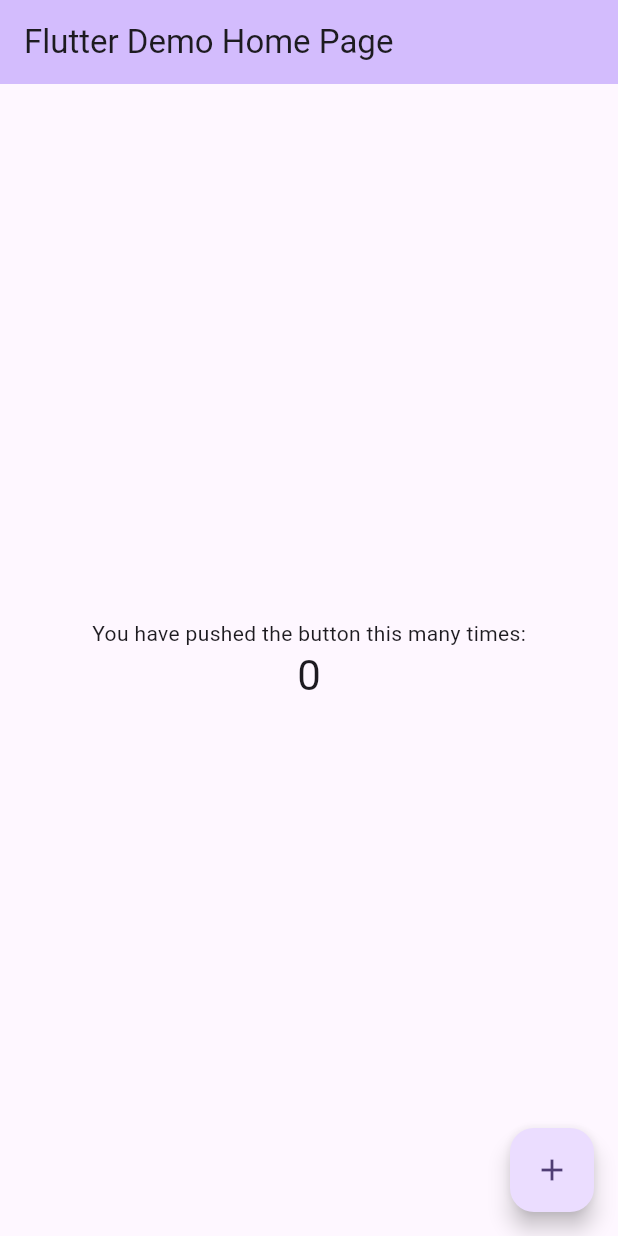
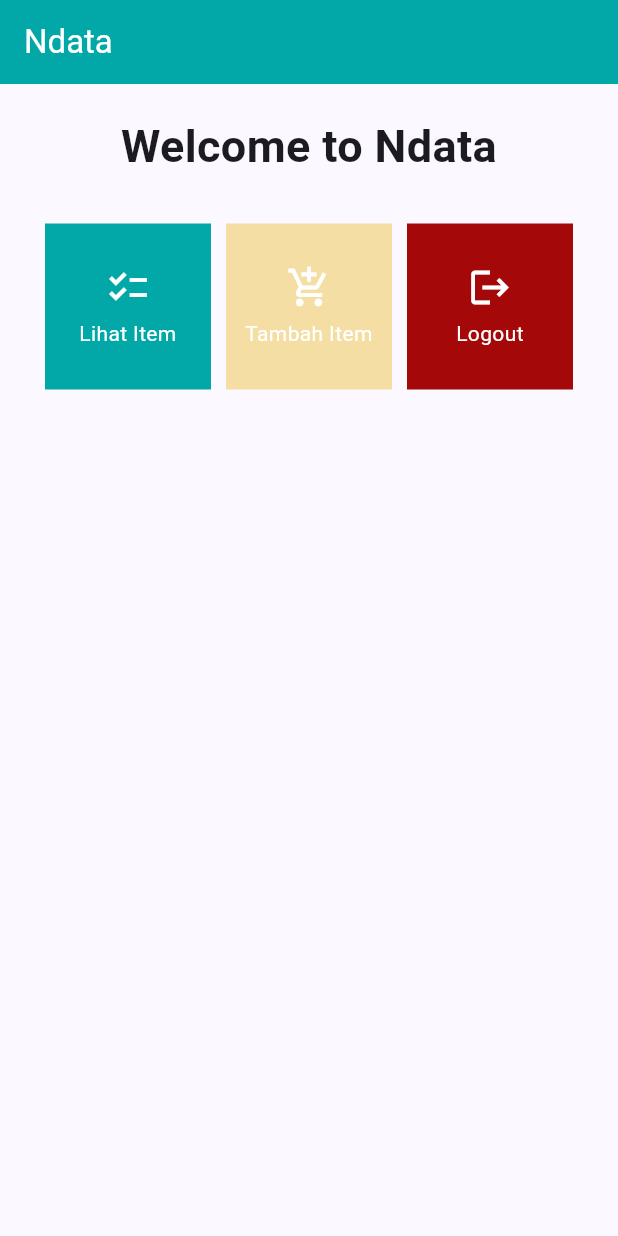
Before and after one commit to Pebintk/Ndata-Mobile, a Flutter app: the screen it shows after launch, on a phone screen of 412 x 824 dp. Run offline on Flutter 3.47's test engine with Material 2 defaults, Android fonts, the phone set to English and light mode, and no system bars.

Commit message:
Finished tugas 7

```diff
--- a/lib/main.dart
+++ b/lib/main.dart
@@ -1,4 +1,5 @@
 import 'package:flutter/material.dart';
+import 'package:ndata_mobile/menu.dart';
 
 void main() {
   runApp(const MyApp());
@@ -28,98 +29,10 @@ class MyApp extends StatelessWidget {
         //
         // This works for code too, not just values: Most code changes can be
         // tested with just a hot reload.
-        colorScheme: ColorScheme.fromSeed(seedColor: Colors.deepPurple),
+        colorScheme: ColorScheme.fromSeed(seedColor: Colors.indigo),
         useMaterial3: true,
       ),
-      home: const MyHomePage(title: 'Flutter Demo Home Page'),
+      home: MyHomePage()
     );
   }
 }
-
-class MyHomePage extends StatefulWidget {
-  const MyHomePage({super.key, required this.title});
-
-  // This widget is the home page of your application. It is stateful, meaning
-  // that it has a State object (defined below) that contains fields that affect
-  // how it looks.
-
-  // This class is the configuration for the state. It holds the values (in this
-  // case the title) provided by the parent (in this case the App widget) and
-  // used by the build method of the State. Fields in a Widget subclass are
-  // always marked "final".
-
-  final String title;
-
-  @override
-  State<MyHomePage> createState() => _MyHomePageState();
-}
-
-class _MyHomePageState extends State<MyHomePage> {
-  int _counter = 0;
-
-  void _incrementCounter() {
-    setState(() {
-      // This call to setState tells the Flutter framework that something has
-      // changed in this State, which causes it to rerun the build method below
-      // so that the display can reflect the updated values. If we changed
-      // _counter without calling setState(), then the build method would not be
-      // called again, and so nothing would appear to happen.
-      _counter++;
-    });
-  }
-
-  @override
-  Widget build(BuildContext context) {
-    // This method is rerun every time setState is called, for instance as done
-    // by the _incrementCounter method above.
-    //
-    // The Flutter framework has been optimized to make rerunning build methods
-    // fast, so that you can just rebuild anything that needs updating rather
-    // than having to individually change instances of widgets.
-    return Scaffold(
-      appBar: AppBar(
-        // TRY THIS: Try changing the color here to a specific color (to
-        // Colors.amber, perhaps?) and trigger a hot reload to see the AppBar
-        // change color while the other colors stay the same.
-        backgroundColor: Theme.of(context).colorScheme.inversePrimary,
-        // Here we take the value from the MyHomePage object that was created by
-        // the App.build method, and use it to set our appbar title.
-        title: Text(widget.title),
-      ),
-      body: Center(
-        // Center is a layout widget. It takes a single child and positions it
-        // in the middle of the parent.
-        child: Column(
-          // Column is also a layout widget. It takes a list of children and
-          // arranges them vertically. By default, it sizes itself to fit its
-          // children horizontally, and tries to be as tall as its parent.
-          //
-          // Column has various properties to control how it sizes itself and
-          // how it positions its children. Here we use mainAxisAlignment to
-          // center the children vertically; the main axis here is the vertical
-          // axis because Columns are vertical (the cross axis would be
-          // horizontal).
-          //
-          // TRY THIS: Invoke "debug painting" (choose the "Toggle Debug Paint"
-          // action in the IDE, or press "p" in the console), to see the
-          // wireframe for each widget.
-          mainAxisAlignment: MainAxisAlignment.center,
-          children: <Widget>[
-            const Text(
-              'You have pushed the button this many times:',
-            ),
-            Text(
-              '$_counter',
-              style: Theme.of(context).textTheme.headlineMedium,
-            ),
-          ],
-        ),
-      ),
-      floatingActionButton: FloatingActionButton(
-        onPressed: _incrementCounter,
-        tooltip: 'Increment',
-        child: const Icon(Icons.add),
-      ), // This trailing comma makes auto-formatting nicer for build methods.
-    );
-  }
-}
--- /dev/null
+++ b/lib/menu.dart
@@ -0,0 +1,126 @@
+import 'package:flutter/material.dart';
+
+class ShopItem {
+  final String name;
+  final IconData icon;
+  final Color color;
+
+  ShopItem(this.name, this.icon, this.color);
+}
+
+class MyHomePage extends StatelessWidget {
+  MyHomePage({Key? key}) : super(key: key);
+
+  final List<ShopItem> items = [
+    ShopItem("Lihat Item", Icons.checklist,  Color(0xFF02A8A8)),
+    ShopItem("Tambah Item", Icons.add_shopping_cart, Color(0xFFF5DEA3)),
+    ShopItem("Logout", Icons.logout, Color(0xFFa50808)),
+  ];
+
+  @override
+  Widget build(BuildContext context) {
+      return Scaffold(
+      appBar: AppBar(
+        backgroundColor : Color(0xFF02A8A8),
+        title: const Text(
+          'Ndata',
+          style: TextStyle(color: Colors.white),
+        ),
+      ),
+      body: SingleChildScrollView(
+        // Widget wrapper yang dapat discroll
+        child: Padding(
+          padding: const EdgeInsets.all(10.0), // Set padding dari halaman
+          child: Column(
+            // Widget untuk menampilkan children secara vertikal
+            children: <Widget>[
+              const Padding(
+                padding: EdgeInsets.only(top: 10.0, bottom: 10.0),
+                // Widget Text untuk menampilkan tulisan dengan alignment center dan style yang sesuai
+                child: Text(
+                  'Welcome to Ndata', // Text yang menandakan toko
+                  textAlign: TextAlign.center,
+                  style: TextStyle(
+                    fontSize: 30,
+                    fontWeight: FontWeight.bold,
+                  ),
+                ),
+              ),
+              // Grid layout
+              GridView.count(
+                // Container pada card kita.
+                primary: true,
+                padding: const EdgeInsets.all(20),
+                crossAxisSpacing: 10,
+                mainAxisSpacing: 10,
+                crossAxisCount: 3,
+                shrinkWrap: true,
+                children: items.map((ShopItem item) {
+                  // Iterasi untuk setiap item
+                  return ShopCard(item);
+                }).toList(),
+              ),
+            ],
+          ),
+        ),
+      ),
+    );
+  }
+
+  // This widget is the home page of your application. It is stateful, meaning
+  // that it has a State object (defined below) that contains fields that affect
+  // how it looks.
+
+  // This class is the configuration for the state. It holds the values (in this
+  // case the title) provided by the parent (in this case the App widget) and
+  // used by the build method of the State. Fields in a Widget subclass are
+  // always marked "final".
+
+
+}
+
+
+class ShopCard extends StatelessWidget {
+  final ShopItem item;
+
+  const ShopCard(this.item, {super.key}); // Constructor
+
+  @override
+  Widget build(BuildContext context) {
+    return Material(
+      color: item.color,
+      child: InkWell(
+        // Area responsive terhadap sentuhan
+        onTap: () {
+          // Memunculkan SnackBar ketika diklik
+          ScaffoldMessenger.of(context)
+            ..hideCurrentSnackBar()
+            ..showSnackBar(SnackBar(
+                content: Text("Kamu telah menekan tombol ${item.name}!")));
+        },
+        child: Container(
+          // Container untuk menyimpan Icon dan Text
+          padding: const EdgeInsets.all(8),
+          child: Center(
+            child: Column(
+              mainAxisAlignment: MainAxisAlignment.center,
+              children: [
+                Icon(
+                  item.icon,
+                  color: Colors.white,
+                  size: 30.0,
+                ),
+                const Padding(padding: EdgeInsets.all(3)),
+                Text(
+                  item.name,
+                  textAlign: TextAlign.center,
+                  style: const TextStyle(color: Colors.white),
+                ),
+              ],
+            ),
+          ),
+        ),
+      ),
+    );
+  }
+}
```
Also changed, not shown: 1 other file.
